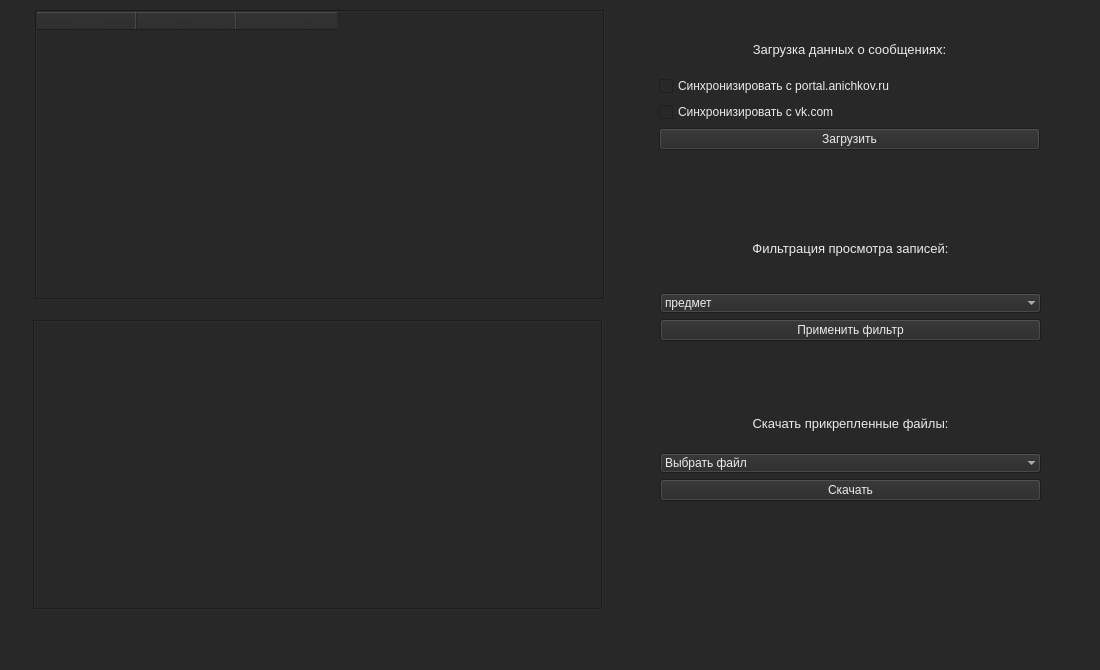
k-kulich/first_study_rep, file parser.ui: the form before one commit.
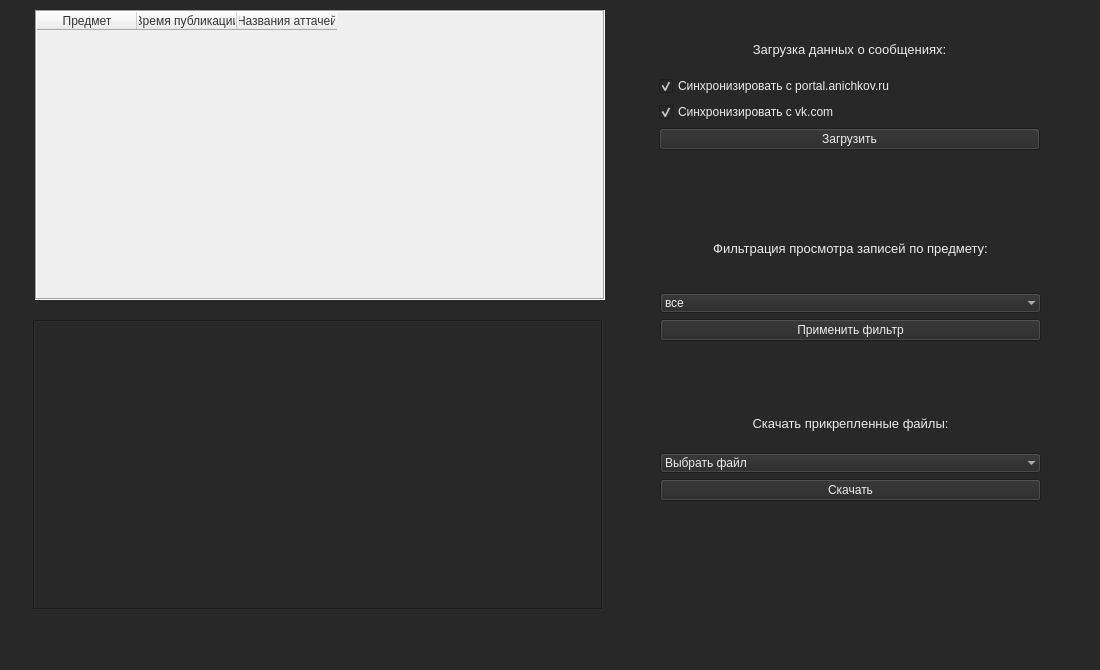
The form after the commit. Icons and pictures are not drawn.

```diff
--- a/parser.ui
+++ b/parser.ui
@@ -52,9 +52,8 @@
      </size>
     </property>
     <property name="styleSheet">
-     <string notr="true">selection-background-color: rgba(255, 170, 0, 250);
-alternate-background-color: rgba(240, 240, 240, 250);
-color: rgba(50, 50, 50, 250);</string>
+     <string notr="true">color: rgba(40, 40, 40, 240);
+background-color: rgb(240, 240, 240);</string>
     </property>
     <property name="frameShape">
      <enum>QFrame::Box</enum>
@@ -140,6 +139,9 @@
        <property name="text">
         <string>Синхронизировать с portal.anichkov.ru</string>
        </property>
+       <property name="checked">
+        <bool>true</bool>
+       </property>
       </widget>
      </item>
      <item>
@@ -147,6 +149,9 @@
        <property name="text">
         <string>Синхронизировать с vk.com</string>
        </property>
+       <property name="checked">
+        <bool>true</bool>
+       </property>
       </widget>
      </item>
      <item>
@@ -224,7 +229,7 @@
         </font>
        </property>
        <property name="text">
-        <string>Фильтрация просмотра записей:</string>
+        <string>Фильтрация просмотра записей по предмету:</string>
        </property>
        <property name="alignment">
         <set>Qt::AlignCenter</set>
@@ -238,7 +243,7 @@
        </property>
        <item>
         <property name="text">
-         <string>предмет</string>
+         <string>все</string>
         </property>
        </item>
       </widget>
```
Left out of the diff: 8 changed lines with no effect on the pictures.
